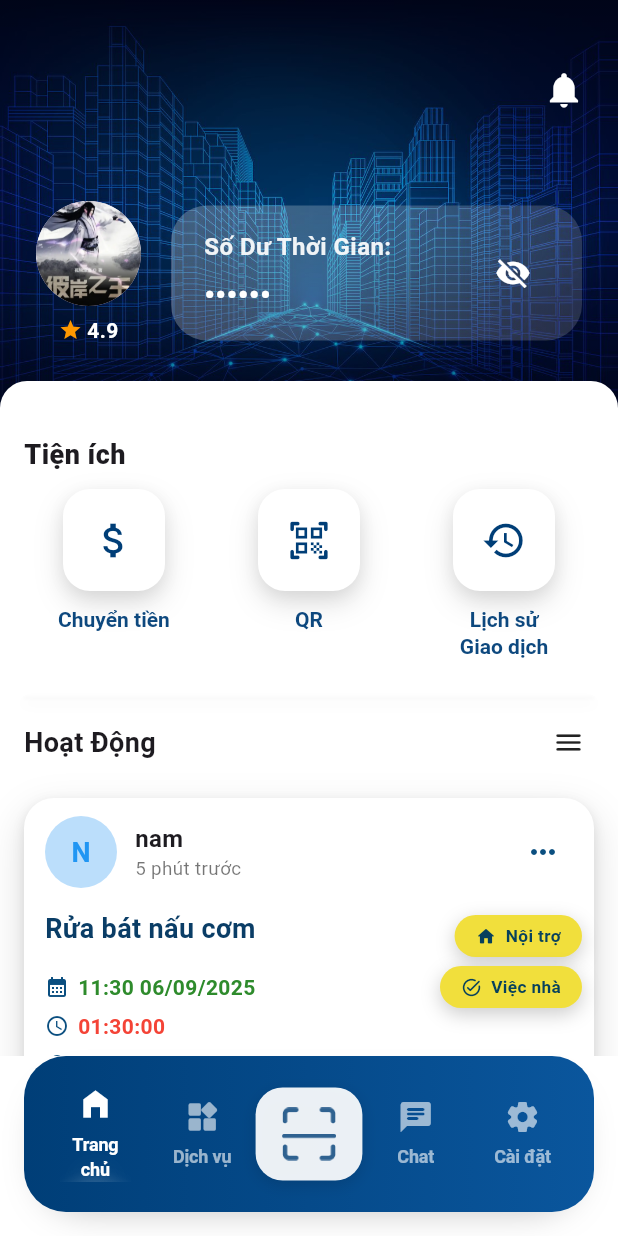
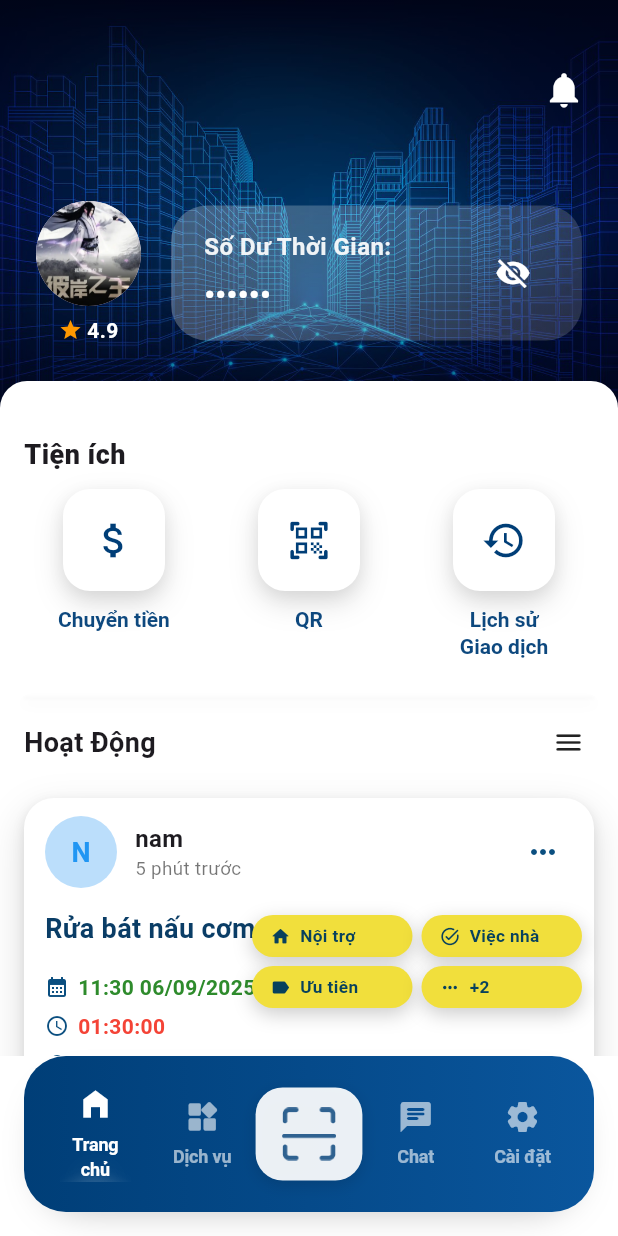
Before and after one commit to namthanhit/Time_Bank_Flutter, a Flutter app: the screen it shows after launch, after a tap on the "visibility" icon, on a phone screen of 412 x 824 dp. Run offline on Flutter 3.47's test engine with Material 3 defaults, Android fonts, the phone set to English and light mode, and no system bars; our stand-ins replace flutter_riverpod, pin_code_fields.

Commit message:
refactor(home): use TagChipFixedWidth and equal-width tag layout in ActivityCard

```diff
--- a/lib/features/home/data/mock_home_repository.dart
+++ b/lib/features/home/data/mock_home_repository.dart
@@ -20,8 +20,7 @@ class MockHomeRepository implements HomeRepository {
         taskTime: '11:30 06/09/2025',
         duration: '01:30:00',
         location: 'Yên Nghĩa - Hà Đông - Hà Nội',
-        tag1: 'Nội trợ',
-        tag2: 'Việc nhà',
+        tags: ['Nội trợ', 'Việc nhà', 'Ưu tiên', 'Nhi nhi', 'Thảo Nhi'],
         status: 'Đã nhận',
       ),
       Activity(
@@ -31,8 +30,7 @@ class MockHomeRepository implements HomeRepository {
         taskTime: '11:30 06/09/2025',
         duration: '01:30:00',
         location: 'Yên Nghĩa - Hà Đông - Hà Nội',
-        tag1: 'Nội trợ',
-        tag2: 'Việc nhà',
+        tags: ['Nội trợ', 'Việc nhà'],
         status: 'Đã nhận',
       ),
     ];
--- a/lib/features/home/domain/models/home_models.dart
+++ b/lib/features/home/domain/models/home_models.dart
@@ -3,7 +3,6 @@ import 'package:flutter/foundation.dart';
 @immutable
 class HomeSummary {
   final double rating;
-  /// Ví dụ: "20:45:30"
   final String timeBalance;
   const HomeSummary({required this.rating, required this.timeBalance});
 
@@ -21,8 +20,7 @@ class Activity {
   final String taskTime;   // "HH:mm dd/MM/yyyy"
   final String duration;   // "HH:mm:ss"
   final String location;
-  final String tag1;
-  final String tag2;
+  final List<String> tags; // <-- thay cho tag1/tag2
   final String status;
 
   const Activity({
@@ -32,20 +30,47 @@ class Activity {
     required this.taskTime,
     required this.duration,
     required this.location,
-    required this.tag1,
-    required this.tag2,
+    required this.tags,
     required this.status,
   });
 
-  factory Activity.fromJson(Map<String, dynamic> j) => Activity(
+  factory Activity.fromJson(Map<String, dynamic> j) {
+    // Chấp nhận nhiều format thô khác nhau từ API:
+    // - ["Nội trợ", "Việc nhà"]
+    // - "Nội trợ, Việc nhà"
+    // - [{"name":"Nội trợ"}, {"name":"Việc nhà"}]
+    List<String> parseTags(dynamic raw) {
+      if (raw == null) return const [];
+      if (raw is List) {
+        if (raw.isEmpty) return const [];
+        if (raw.first is String) return raw.cast<String>();
+        if (raw.first is Map) {
+          return raw
+              .map((e) => (e as Map)['name'] ?? (e['label'] ?? ''))
+              .where((s) => (s is String) && s.trim().isNotEmpty)
+              .cast<String>()
+              .toList();
+        }
+      }
+      if (raw is String) {
+        return raw
+            .split(',')
+            .map((e) => e.trim())
+            .where((e) => e.isNotEmpty)
+            .toList();
+      }
+      return const [];
+    }
+
+    return Activity(
       user: j['user'] as String,
       timeAgo: j['time_ago'] as String,
       title: j['title'] as String,
       taskTime: j['task_time'] as String,
       duration: j['duration'] as String,
       location: j['location'] as String,
-    tag1: j['tag1'] as String,
-    tag2: j['tag2'] as String,
+      tags: parseTags(j['tags'] ?? j['tag_list'] ?? [j['tag1'], j['tag2']]),
       status: j['status'] as String,
     );
   }
+}
--- a/lib/features/home/ui/widgets/activity_card.dart
+++ b/lib/features/home/ui/widgets/activity_card.dart
@@ -1,6 +1,7 @@
 import 'package:flutter/material.dart';
 import '../../domain/models/home_models.dart';
 import '../home_typography.dart';
+import 'tag_chip_fixed_width.dart';
 
 class ActivityCard extends StatelessWidget {
   const ActivityCard({
@@ -153,13 +154,37 @@ class ActivityCard extends StatelessWidget {
               Positioned(
                 top: 78,
                 right: 8,
-                child: Column(
-                  crossAxisAlignment: CrossAxisAlignment.end,
-                  children: [
-                    if (activity.tag1.isNotEmpty) _yellowTag(activity.tag1),
-                    const SizedBox(height: 6),
-                    if (activity.tag2.isNotEmpty) _yellowTag(activity.tag2),
-                  ],
+                left: null,
+                child: LayoutBuilder(
+                  builder: (context, constraints) {
+                    // Giới hạn vùng tag (tuỳ bạn, 220 là ví dụ cũ)
+                    const double maxWrapWidth = 220;
+                    const int cols = 2;           // => 2 cột, tag = nhau
+                    const double spacing = 6.0;   // khoảng cách giữa các chip
+
+                    final width = maxWrapWidth;
+                    final cellWidth = (width - spacing * (cols - 1)) / cols;
+
+                    final tags = activity.tags;
+                    // Giới hạn số tag hiển thị và thêm "+N" nếu quá
+                    const maxShow = 4;
+                    final show = tags.length > maxShow
+                        ? [...tags.take(maxShow - 1), '+${tags.length - (maxShow - 1)}']
+                        : tags;
+
+                    return ConstrainedBox(
+                      constraints: const BoxConstraints(maxWidth: maxWrapWidth),
+                      child: Wrap(
+                        spacing: spacing,
+                        runSpacing: spacing,
+                        alignment: WrapAlignment.end,
+                        children: [
+                          for (final t in show)
+                            TagChipFixedWidth(text: t, width: cellWidth),
+                        ],
+                      ),
+                    );
+                  },
                 ),
               ),
             ],
@@ -190,45 +215,6 @@ class ActivityCard extends StatelessWidget {
     );
   }
 
-  Widget _yellowTag(String text) {
-    final icon = _pickTagIcon(text);
-    return AnimatedContainer(
-      duration: const Duration(milliseconds: 180),
-      curve: Curves.easeOut,
-      padding: const EdgeInsets.symmetric(horizontal: 14, vertical: 6),
-      decoration: BoxDecoration(
-        color: const Color(0xFFF1DF3C),
-        borderRadius: BorderRadius.circular(22),
-        boxShadow: const [BoxShadow(color: Color(0x33000000), blurRadius: 10, offset: Offset(0, 4))],
-      ),
-      child: Row(
-        mainAxisSize: MainAxisSize.min,
-        children: [
-          Icon(icon, size: 14, color: const Color(0xFF08415C)),
-          const SizedBox(width: 6),
-          Text(
-            text,
-            style: HomeTypography.tag.copyWith(
-              fontSize: 11.5,
-              fontWeight: FontWeight.w600,
-              color: const Color(0xFF08415C),
-            ),
-          ),
-        ],
-      ),
-    );
-  }
-
-  IconData _pickTagIcon(String label) {
-    final l = label.toLowerCase();
-    if (l.contains('nội')) return Icons.home_rounded;
-    if (l.contains('việc')) return Icons.task_alt_rounded;
-    if (l.contains('chăm')) return Icons.favorite_rounded;
-    if (l.contains('học')) return Icons.school_rounded;
-    if (l.contains('sửa')) return Icons.build_rounded;
-    return Icons.label_rounded;
-  }
-
   Color _statusColor(String s) {
     final x = s.toLowerCase();
     if (x.contains('đã nhận') || x.contains('nhận')) return Colors.green;
--- /dev/null
+++ b/lib/features/home/ui/widgets/tag_chip_fixed_width.dart
@@ -0,0 +1,55 @@
+// lib/features/home/ui/widgets/tag_chip_fixed_width.dart
+import 'package:flutter/material.dart';
+import '../home_typography.dart';
+
+class TagChipFixedWidth extends StatelessWidget {
+  const TagChipFixedWidth({super.key, required this.text, required this.width});
+
+  final String text;
+  final double width;
+
+  IconData _pickTagIcon(String label) {
+    final l = label.toLowerCase();
+    if (l.startsWith('+')) return Icons.more_horiz; // chip +N
+    if (l.contains('nội')) return Icons.home_rounded;
+    if (l.contains('việc')) return Icons.task_alt_rounded;
+    if (l.contains('chăm')) return Icons.favorite_rounded;
+    if (l.contains('học')) return Icons.school_rounded;
+    if (l.contains('sửa')) return Icons.build_rounded;
+    return Icons.label_rounded;
+  }
+
+  @override
+  Widget build(BuildContext context) {
+    return SizedBox(
+      width: width,
+      child: Container(
+        padding: const EdgeInsets.symmetric(horizontal: 12, vertical: 6),
+        decoration: BoxDecoration(
+          color: const Color(0xFFF1DF3C),
+          borderRadius: BorderRadius.circular(22),
+          boxShadow: const [BoxShadow(color: Color(0x33000000), blurRadius: 10, offset: Offset(0, 4))],
+        ),
+        child: Row(
+          mainAxisSize: MainAxisSize.min,
+          children: [
+            Icon(_pickTagIcon(text), size: 14, color: const Color(0xFF08415C)),
+            const SizedBox(width: 6),
+            Expanded(
+              child: Text(
+                text,
+                maxLines: 1,
+                overflow: TextOverflow.ellipsis,
+                style: HomeTypography.tag.copyWith(
+                  fontSize: 11.5,
+                  fontWeight: FontWeight.w600,
+                  color: const Color(0xFF08415C),
+                ),
+              ),
+            ),
+          ],
+        ),
+      ),
+    );
+  }
+}
```
Lines whose indentation alone changed are shown as unchanged.
